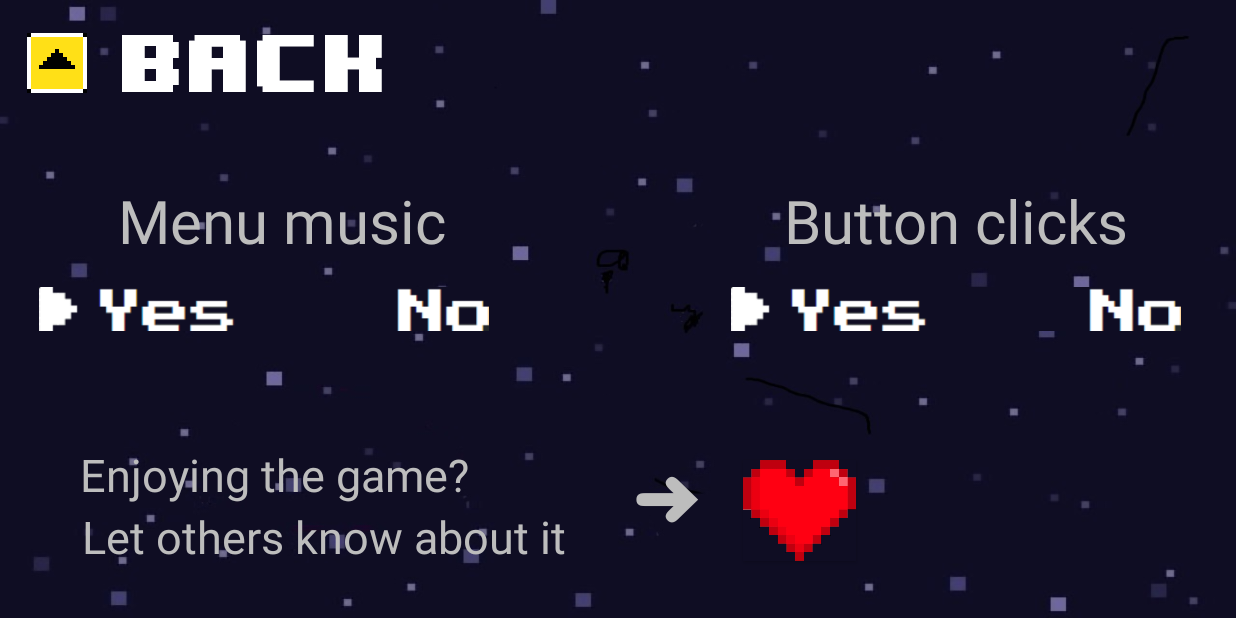
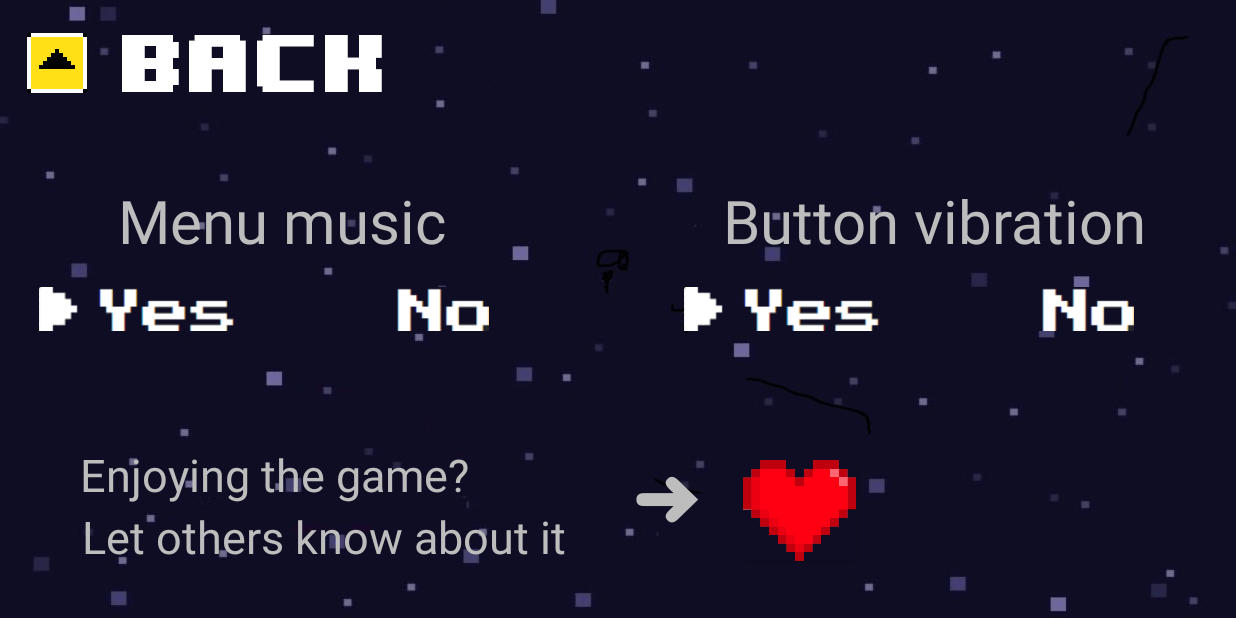
Before and after one commit to michmaml/GeoRiders, an Android app: the SettingsGame screen opened directly, with no data from a screen before it, on a phone screen of 824 x 412 dp (held sideways). Run offline under Robolectric (Android 15) with nearby library versions, the light colour scheme and no system bars; libraries missing offline, so code that uses them is left out: maes.tech.intentanim; Roboto replaces fonts that are not available here; 1 statement that could not run was skipped.

Commit message:
Added extra vibrations + minor correction

```diff
--- a/app/src/main/java/com/example/mobilegame/SettingsGame.java
+++ b/app/src/main/java/com/example/mobilegame/SettingsGame.java
@@ -44,11 +44,11 @@ public class SettingsGame extends AppCompatActivity {
         frameAnimation.start();
 
 
-        button_s_effect = findViewById(R.id.button_sound_effect);
+        button_s_effect = findViewById(R.id.button_vibration_effect);
         back_b = findViewById(R.id.backButtonSettings);
         email_b = findViewById(R.id.heartSend);
         menu_m = findViewById(R.id.musicMenu);
-        button_s_effect = findViewById(R.id.button_sound_effect);
+        button_s_effect = findViewById(R.id.button_vibration_effect);
 
         if(External_booleans.menu_music_switch)                                 //checks if the menu music is enabled
             menu_m.setBackgroundResource(R.drawable.switch_notclicked);
--- a/app/src/main/res/layout/activity_settings_game.xml
+++ b/app/src/main/res/layout/activity_settings_game.xml
@@ -89,20 +89,20 @@
         app:fontFamily="@font/roboto_bold"
         app:layout_constraintBottom_toBottomOf="parent"
         app:layout_constraintEnd_toEndOf="parent"
-        app:layout_constraintHorizontal_bias="0.88"
+        app:layout_constraintHorizontal_bias="0.89"
         app:layout_constraintStart_toStartOf="parent"
         app:layout_constraintTop_toTopOf="parent"
         app:layout_constraintVertical_bias="0.335" />
 
     <Button
-        android:id="@+id/button_sound_effect"
+        android:id="@+id/button_vibration_effect"
         android:layout_width="300dp"
         android:layout_height="29dp"
         android:background="@drawable/switch_btn"
         android:contentDescription="@string/temp_filler"
         app:layout_constraintBottom_toBottomOf="parent"
         app:layout_constraintEnd_toEndOf="parent"
-        app:layout_constraintHorizontal_bias="0.93"
+        app:layout_constraintHorizontal_bias="0.87"
         app:layout_constraintStart_toStartOf="parent"
         app:layout_constraintTop_toTopOf="parent" />
 
--- a/app/src/main/res/values/strings.xml
+++ b/app/src/main/res/values/strings.xml
@@ -7,7 +7,7 @@
     <string name="description2">This game utilizes gyroscope and concurrency</string>
     <string name="signature"> Original design and code by Michal J Sekulski</string>
     <string name="musicMenu">Menu music</string>
-    <string name="musicGame">Button clicks</string>
+    <string name="musicGame">Button vibration</string>
     <string name="email">Enjoying the game?</string>
     <string name="email2">Let others know about it</string>
     <string name="arrow">➜</string>
```
